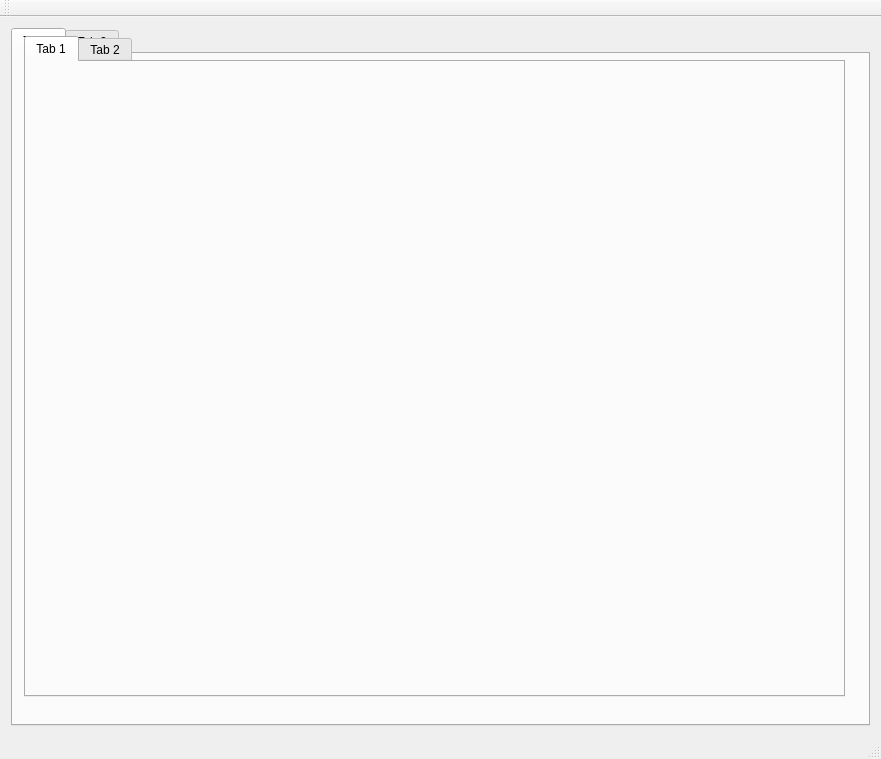
Coralie-Lecocq/PPE3, file PP3/PP3/PP3.ui: the form before one commit.
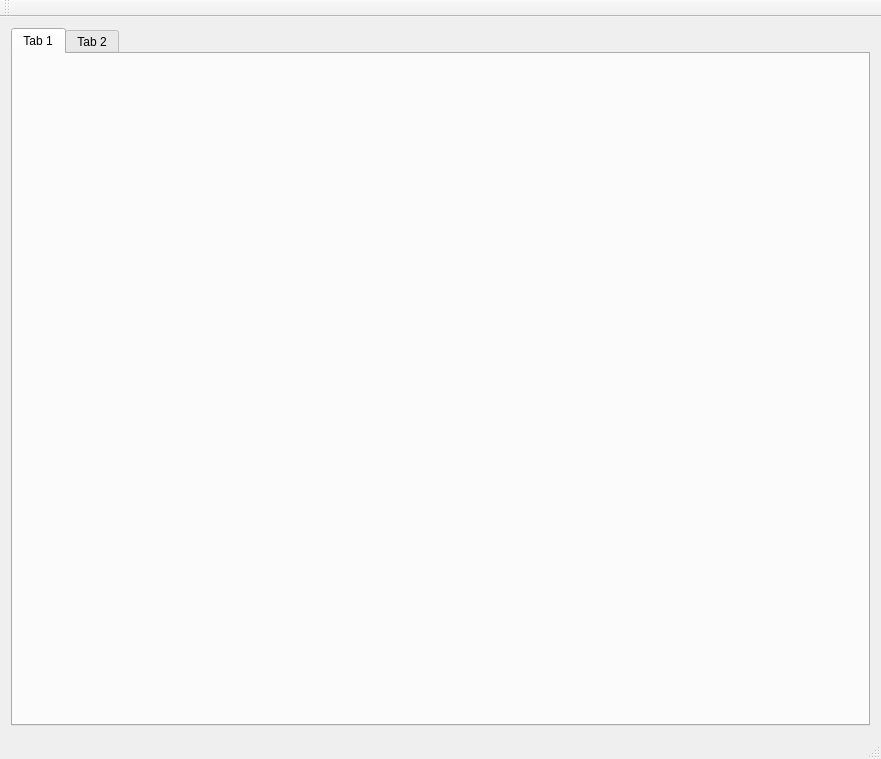
The form after the commit.

Diff of the .ui file:
```diff
--- a/PP3/PP3/PP3.ui
+++ b/PP3/PP3/PP3.ui
@@ -14,8 +14,7 @@
    <string>PP3</string>
   </property>
   <widget class="QWidget" name="centralWidget">
-
-   <layout class="QHBoxLayout" name="horizontalLayout">
+   <layout class="QVBoxLayout" name="verticalLayout">
     <item>
      <widget class="QTabWidget" name="tabWidget">
       <widget class="QWidget" name="tab">
@@ -31,29 +30,6 @@
      </widget>
     </item>
    </layout>
-   <widget class="QTabWidget" name="tabWidget">
-    <property name="geometry">
-     <rect>
-      <x>24</x>
-      <y>19</y>
-      <width>821</width>
-      <height>661</height>
-     </rect>
-    </property>
-    <property name="currentIndex">
-     <number>0</number>
-    </property>
-    <widget class="QWidget" name="tab">
-     <attribute name="title">
-      <string>Tab 1</string>
-     </attribute>
-    </widget>
-    <widget class="QWidget" name="tab_2">
-     <attribute name="title">
-      <string>Tab 2</string>
-     </attribute>
-    </widget>
-   </widget>
   </widget>
   <widget class="QMenuBar" name="menuBar">
    <property name="geometry">
```
Left out of the diff: 3 changed lines with no effect on the pictures.
